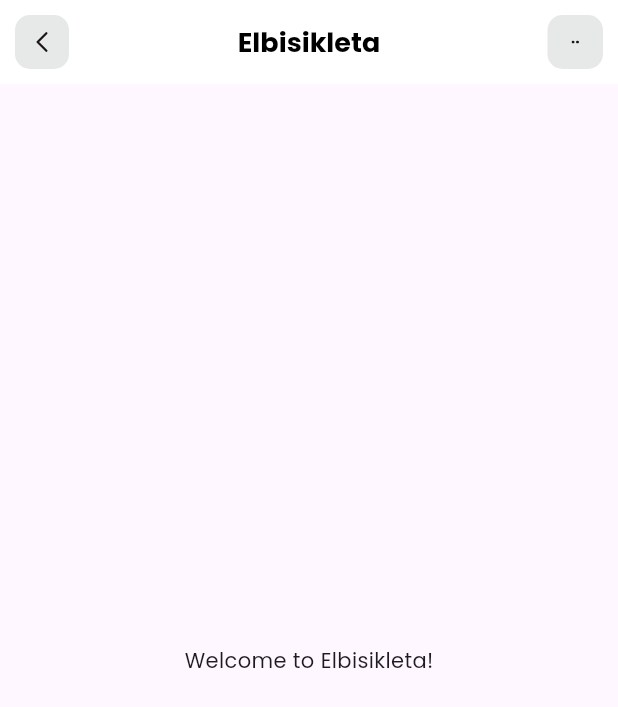
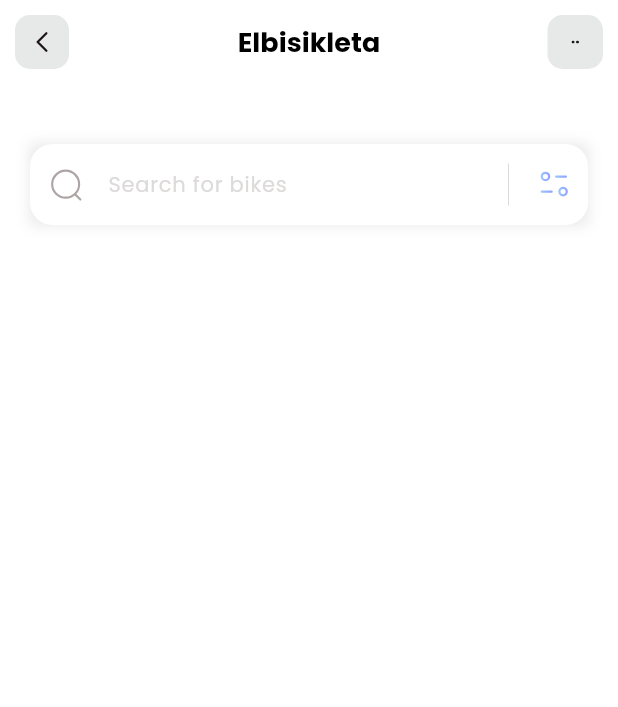
Before and after one commit to PeterArpon/elbisikleta, a Flutter app: the screen it shows after launch, on a phone screen of 412 x 824 dp. Shown: the top 707 px of the screen. Run offline on Flutter 3.47's test engine with Material 3 defaults, Android fonts, the phone set to English and light mode, and no system bars; our stand-ins replace flutter_svg.

Commit message:
UI: added a search bar

```diff
--- a/lib/screens/HomePage.dart
+++ b/lib/screens/HomePage.dart
@@ -8,8 +8,72 @@
   Widget build(BuildContext context) {
     return Scaffold(
       appBar: appBar(),
-      body: const Center(
-        child: Text('Welcome to Elbisikleta!'),
+      backgroundColor: Colors.white,
+      body: ListView(
+        children: [
+          _searchField(),
+        ],
+      )
+    );
+  }
+
+  Container _searchField(){
+    return Container(
+      margin: EdgeInsets.only(top: 40, left: 20, right: 20),
+      decoration: BoxDecoration(
+        boxShadow: [
+          BoxShadow(
+            color: Color(0xff1D1617).withValues(alpha: 0.10),
+            spreadRadius: 0,
+            blurRadius: 7,
+          ),
+        ]
+      ),
+      child: TextField(
+        decoration: InputDecoration(
+          filled: true,
+          fillColor: Colors.white,
+          contentPadding: EdgeInsets.all(15),
+          hintText: 'Search for bikes',
+          hintStyle: TextStyle(
+            color: Color(0xffDDDADA),
+            fontSize: 14,
+          ),
+          prefixIcon: Padding(
+            padding: const EdgeInsets.all(12),
+            child: SvgPicture.asset('assets/icons/Search.svg',
+              height: 20,
+              width: 20,
+            ),
+          ),
+          suffixIcon: Container(
+            width: 100,
+            child: IntrinsicHeight(
+              child: Row(
+                mainAxisAlignment: MainAxisAlignment.end,
+                children: [
+                  VerticalDivider(
+                    color: Colors.black,
+                    indent: 10,
+                    endIndent: 10,
+                    thickness: 0.1,
+                  ),
+                  Padding(
+                    padding: const EdgeInsets.all(10),
+                    child: SvgPicture.asset('assets/icons/Filter.svg',
+                      height: 25,
+                      width: 25,
+                    ),
+                  ),
+                ],
+              ),
+            ),
+          ),
+          border: OutlineInputBorder(
+            borderRadius: BorderRadius.circular(15),
+            borderSide: BorderSide.none
+          )
+        ),
       ),
     );
   }
```
Also changed, not shown: assets/icons/Filter.svg (added), assets/icons/Search.svg (added).
